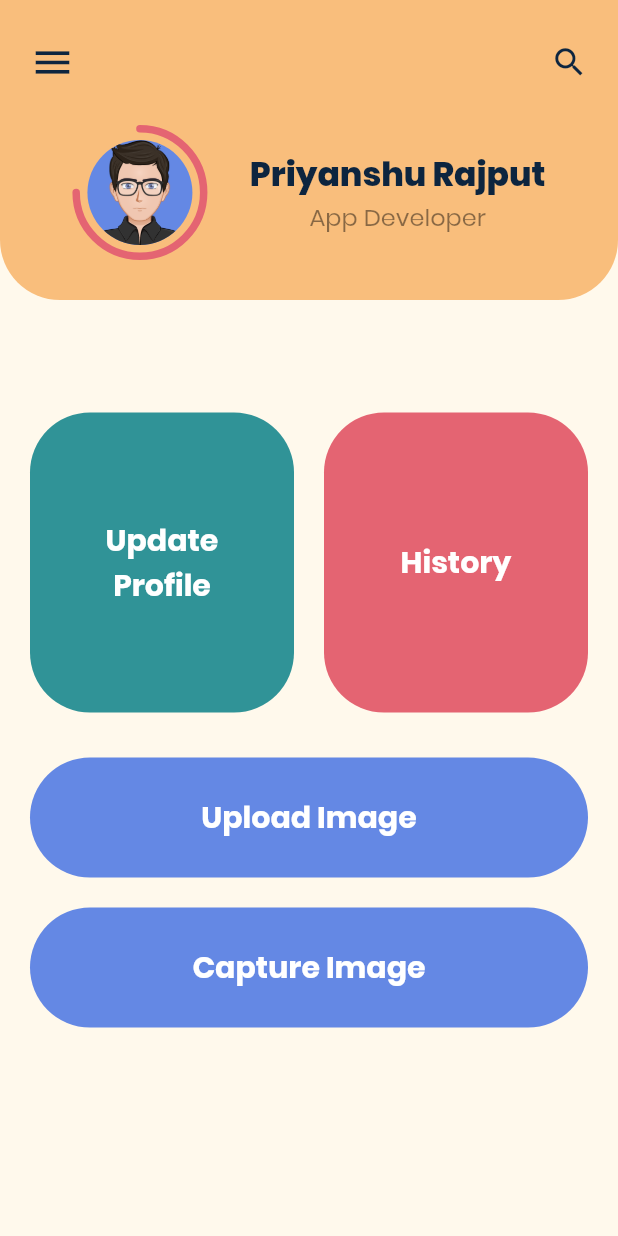
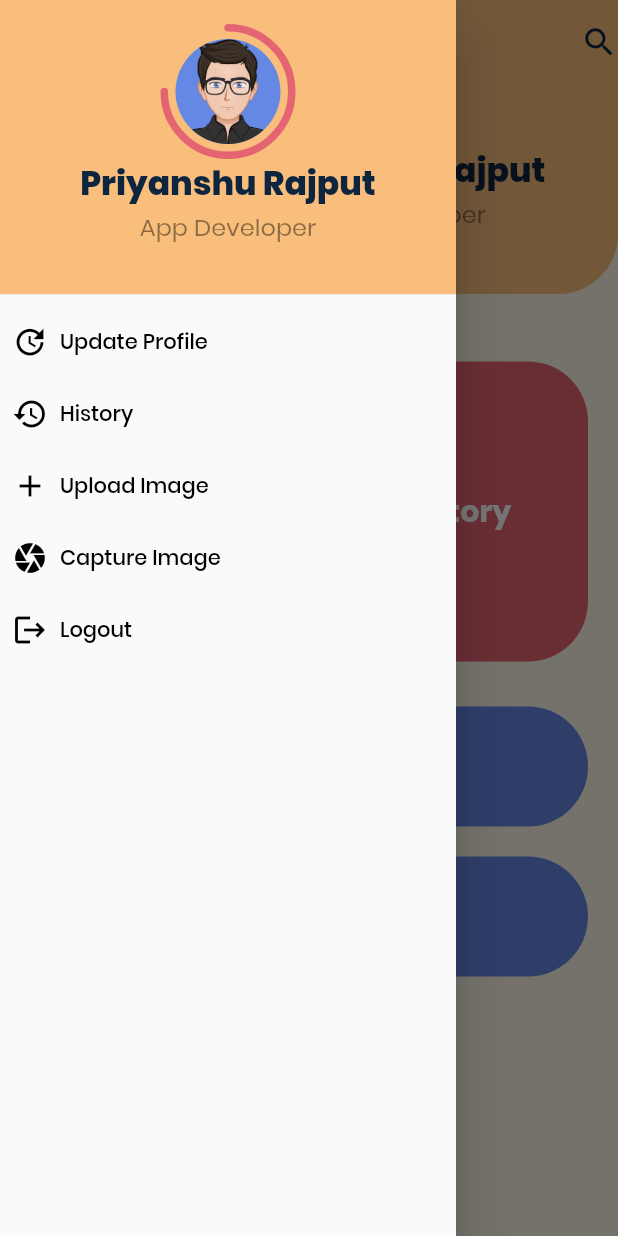
Before and after one commit to PriyanshuRj/MEDEX, a Flutter app: the HomePage screen opened directly, with the side drawer open (before the commit the screen has no drawer), on a phone screen of 412 x 824 dp. Run offline on Flutter 3.47's test engine with Material 2 defaults, Android fonts, the phone set to English and light mode, and no system bars; drawn by our look-alikes of percent_indicator; missing offline and left inert: sawo.

Commit message:
add code

```diff
--- a/front_end/lib/main.dart
+++ b/front_end/lib/main.dart
@@ -1,8 +1,7 @@
 import 'package:flutter/material.dart';
-import 'package:front_end/screens/home_page.dart';
 import 'package:front_end/theme/colors/light_colors.dart';
+import 'package:front_end/screens/saho_login.dart';
 import 'package:flutter/services.dart';
-import 'package:front_end/screens/saho_login.dart';
 
 void main() {
   SystemChrome.setSystemUIOverlayStyle(SystemUiOverlayStyle(
--- a/front_end/lib/screens/home_page.dart
+++ b/front_end/lib/screens/home_page.dart
@@ -1,5 +1,6 @@
 import 'package:flutter/material.dart';
 import 'package:front_end/screens/upload_image.dart';
+
 import 'package:front_end/theme/colors/light_colors.dart';
 import 'package:percent_indicator/percent_indicator.dart';
 import 'package:front_end/widgets/active_project_card.dart';
@@ -30,24 +31,136 @@ class HomePage extends StatelessWidget {
     double width = MediaQuery.of(context).size.width;
     return Scaffold(
       backgroundColor: LightColors.kLightYellow,
+      appBar: AppBar(
+        backgroundColor: LightColors.kDarkYellow,
+        // leading: Icon(Icons.menu, color: LightColors.kDarkBlue, size: 30.0),
+        elevation: 0,
+        // bottom: Icon(Icons.search, color: LightColors.kDarkBlue, size: 25.0),
+        actions: [
+          Icon(Icons.search, color: LightColors.kDarkBlue, size: 25.0),
+        ],
+        iconTheme: IconThemeData(color: LightColors.kDarkBlue),
+      ),
+      drawer: Drawer(
+        // Add a ListView to the drawer. This ensures the user can scroll
+        // through the options in the drawer if there isn't enough vertical
+        // space to fit everything.
+
+        child: Column(
+          // Important: Remove any padding from the ListView.
+          // padding: EdgeInsets.zero,
+          crossAxisAlignment: CrossAxisAlignment.start,
+          children: [
+            Row(
+              children: [
+                Expanded(
+                  child: Container(
+                    height: 204,
+                    child: DrawerHeader(
+                      decoration: BoxDecoration(
+                        color: LightColors.kDarkYellow,
+                      ),
+                      child: Column(
+                        children: [
+                          CircularPercentIndicator(
+                            radius: 90.0,
+                            lineWidth: 5.0,
+                            animation: true,
+                            percent: 0.75,
+                            circularStrokeCap: CircularStrokeCap.round,
+                            progressColor: LightColors.kRed,
+                            backgroundColor: LightColors.kDarkYellow,
+                            center: CircleAvatar(
+                              backgroundColor: LightColors.kBlue,
+                              radius: 35.0,
+                              backgroundImage: AssetImage(
+                                'assets/images/avatar.png',
+                              ),
+                            ),
+                          ),
+                          Container(
+                            child: Text(
+                              'Priyanshu Rajput',
+                              textAlign: TextAlign.start,
+                              style: TextStyle(
+                                fontSize: 22.0,
+                                color: LightColors.kDarkBlue,
+                                fontWeight: FontWeight.w800,
+                              ),
+                            ),
+                          ),
+                          Container(
+                            child: Text(
+                              'App Developer',
+                              textAlign: TextAlign.start,
+                              style: TextStyle(
+                                fontSize: 16.0,
+                                color: Colors.black45,
+                                fontWeight: FontWeight.w400,
+                              ),
+                            ),
+                          ),
+                        ],
+                      ),
+                    ),
+                  ),
+                ),
+              ],
+            ),
+            TextButton.icon(
+                onPressed: () {},
+                icon: Icon(
+                  Icons.update,
+                  color: Colors.black,
+                ),
+                label: Text(
+                  "Update Profile",
+                  style: TextStyle(color: Colors.black),
+                )),
+            TextButton.icon(
+                onPressed: () {},
+                icon: Icon(Icons.history, color: Colors.black),
+                label: Text("History", style: TextStyle(color: Colors.black))),
+            TextButton.icon(
+                onPressed: () {},
+                icon: Icon(Icons.add, color: Colors.black),
+                label: Text("Upload Image",
+                    style: TextStyle(color: Colors.black))),
+            TextButton.icon(
+                onPressed: () {
+                  Navigator.push(
+                    context,
+                    MaterialPageRoute(builder: (context) => UploadImage()),
+                  );
+                },
+                icon: Icon(Icons.camera, color: Colors.black),
+                label: Text("Capture Image",
+                    style: TextStyle(color: Colors.black))),
+            TextButton.icon(
+                onPressed: () {},
+                icon: Icon(Icons.logout, color: Colors.black),
+                label: Text("Logout", style: TextStyle(color: Colors.black))),
+          ],
+        ),
+      ),
       body: SafeArea(
         child: Column(
           children: <Widget>[
             TopContainer(
-              height: 200,
+              height: 140,
               width: width,
               child: Column(
                   mainAxisAlignment: MainAxisAlignment.spaceEvenly,
                   children: <Widget>[
-                    Row(
-                      mainAxisAlignment: MainAxisAlignment.spaceBetween,
-                      children: <Widget>[
-                        Icon(Icons.menu,
-                            color: LightColors.kDarkBlue, size: 30.0),
-                        Icon(Icons.search,
-                            color: LightColors.kDarkBlue, size: 25.0),
-                      ],
-                    ),
+                    // Row(
+                    //   mainAxisAlignment: MainAxisAlignment.spaceBetween,
+                    // children: <Widget>[
+                    //   Icon(Icons.menu,
+                    //       color: LightColors.kDarkBlue, size: 30.0),
+                    //   Icon(Icons.search,
+                    //       color: LightColors.kDarkBlue, size: 25.0),
+                    // ],
+                    // ),
                     Padding(
                       padding: const EdgeInsets.symmetric(
                           horizontal: 0, vertical: 0.0),
@@ -108,7 +221,7 @@ class HomePage extends StatelessWidget {
                 child: Column(
                   children: <Widget>[
                     SizedBox(
-                      height: 50.0,
+                      height: 20.0,
                     ),
                     Container(
                       color: Colors.transparent,
--- a/front_end/lib/screens/saho_login.dart
+++ b/front_end/lib/screens/saho_login.dart
@@ -1,7 +1,5 @@
 import 'package:flutter/material.dart';
 import 'package:front_end/screens/home_page.dart';
-import 'package:front_end/theme/colors/light_colors.dart';
-import 'package:flutter/services.dart';
 import 'package:front_end/theme/colors/light_colors.dart';
 import 'package:sawo/sawo.dart';
 
```
Also changed, not shown: front_end/pubspec.lock, 11 other files.
